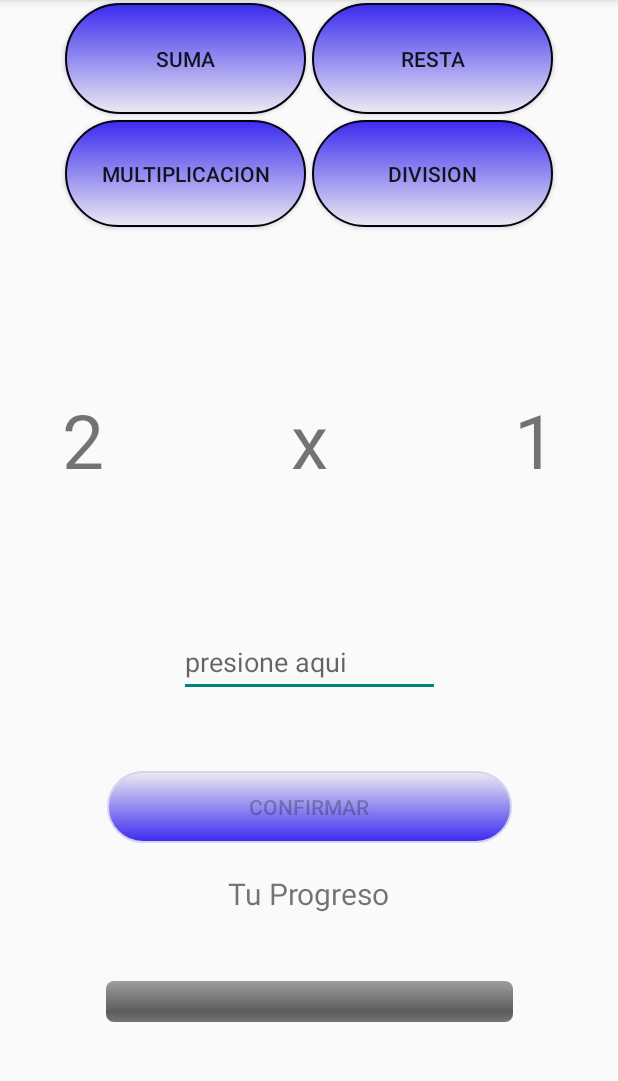
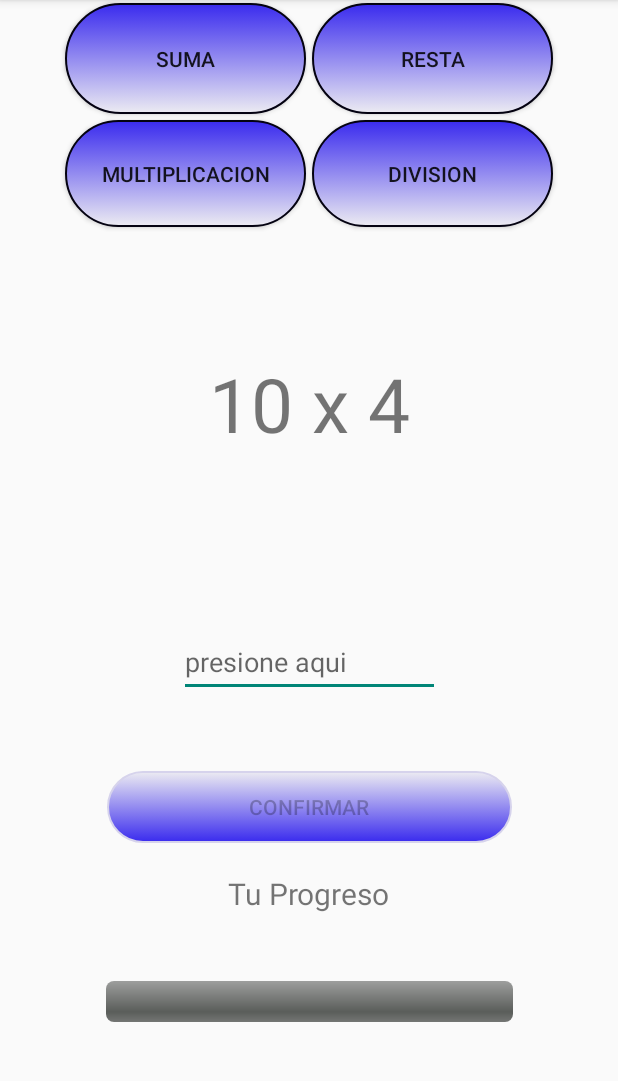
Before and after one commit to joni1023/LearnToMath, an Android app: the screen it shows after launch (MainActivity), after a tap on "MULTIPLICACION", on a phone screen of 412 x 824 dp, the part 84-1165 px from its top. Run offline under Robolectric (Android 15) with nearby library versions, the phone set to English and light mode, and no system bars; 2 other taps on this screen came first.

Commit message:
cambios anteriores

```diff
--- a/app/build.gradle
+++ b/app/build.gradle
@@ -22,6 +22,10 @@ android {
             proguardFiles getDefaultProguardFile('proguard-android-optimize.txt'), 'proguard-rules.pro'
         }
     }
+    compileOptions {
+        sourceCompatibility kotlin_version
+        targetCompatibility kotlin_version
+    }
 }
 
 dependencies {
--- a/app/src/main/java/com/example/mentalmath/MainActivity.kt
+++ b/app/src/main/java/com/example/mentalmath/MainActivity.kt
@@ -13,6 +13,9 @@ import kotlinx.android.synthetic.main.activity_main.*
 
 class MainActivity : AppCompatActivity(),View.OnClickListener {
         private var level:Int=0
+        private var operation:String ="+"
+        private lateinit var a:String
+        private lateinit var b:String
 
     override fun onCreate(savedInstanceState: Bundle?) {
         super.onCreate(savedInstanceState)
@@ -43,7 +46,7 @@ class MainActivity : AppCompatActivity(),View.OnClickListener {
     }
 
     override fun onClick(v: View) {
-        when (v!!.id){
+        when (v.id){
             R.id.btn_resta -> createResta()
             R.id.btn_suma -> createSuma()
             R.id.btn_confirm -> enviarResult()
@@ -56,24 +59,25 @@ class MainActivity : AppCompatActivity(),View.OnClickListener {
     }
 
     private fun createSuma(){
-        numOne.text= ((0..10).random()).toString()
-        numtwo.text= ((0..10).random()).toString()
-        signed.text="+"
+        a= ((0..10).random()).toString()
+        b= ((0..10).random()).toString()
+        operation="+"
+        cuenta.text=a+" "+operation+" "+b
 
     }
     private fun createResta(){
-        val primer:Int=(0..10).random()
-        numOne.text= primer.toString()
-        numtwo.text= ((0..primer).random()).toString()
-        signed.text="-"
+         a= (0..10).random().toString()
+         b= ((0..a.toInt()).random()).toString()
+        operation="-"
+        cuenta.text= a+" "+operation+" "+b
 
     }
 
     private fun createMultiplicacion(){
-        numOne.text=((0..3).random()).toString()
-        numtwo.text=((0..3).random()).toString()
-        signed.text="x"
-
+        a= ((0..10).random()).toString()
+        b= ((0..10).random()).toString()
+        operation="x"
+        cuenta.text=a+" "+operation+" "+b
     }
 
     private  fun createDivision(){
@@ -81,26 +85,21 @@ class MainActivity : AppCompatActivity(),View.OnClickListener {
         while (true){
             val dividendo:Int=(1..30).random()
             if(dividendo>divisor && dividendo%divisor==0){
-                numOne.text=dividendo.toString()
-                numtwo.text=divisor.toString()
-                signed.text ="/"
+                a=dividendo.toString()
+                b=divisor.toString()
+                operation="/"
+                cuenta.text=a+" "+operation+" "+b
                 break
             }
         }
     }
     private fun enviarResult() {
-        //--lower teclado
-        val inputMethodManager = getSystemService(Activity.INPUT_METHOD_SERVICE) as InputMethodManager
-        inputMethodManager.hideSoftInputFromWindow(btn_confirm.windowToken, 0)
-        //---
-        val num1: Int = Integer.parseInt(numOne.text.toString())
-        val num2: Int = Integer.parseInt(numtwo.text.toString())
-        val signo = signed.text.toString()
+
         val res: Int?
         if (result.text.toString().isNotEmpty()){
             res=Integer.parseInt(result.text.toString())
-            when (signo) {
-                "+" -> if (res == num1 + num2) {
+            when (operation) {
+                "+" -> if (res == a.toInt() + b.toInt()) {
                     correctoylimpiar()
                     progressBar.incrementProgressBy(10)
                     createSuma()
@@ -108,7 +107,7 @@ class MainActivity : AppCompatActivity(),View.OnClickListener {
                     incorrectoylimpiar()
                     createSuma()
                     }
-                "-" -> if (res == num1 - num2) {
+                "-" -> if (res == a.toInt() - b.toInt()) {
                     correctoylimpiar()
                     progressBar.incrementProgressBy(10)
                     createResta()
@@ -117,7 +116,7 @@ class MainActivity : AppCompatActivity(),View.OnClickListener {
                     createResta()
 
                     }
-                "/" -> if(res == num1/num2){
+                "/" -> if(res == a.toInt()/b.toInt()){
                     correctoylimpiar()
                     progressBar.incrementProgressBy(10)
                     createDivision()
@@ -125,7 +124,7 @@ class MainActivity : AppCompatActivity(),View.OnClickListener {
                     incorrectoylimpiar()
                     createDivision()
                     }
-                "x" -> if(res == num1*num2){
+                "x" -> if(res == a.toInt()*b.toInt()){
                     correctoylimpiar()
                     progressBar.incrementProgressBy(10)
                     createMultiplicacion()
--- a/app/src/main/res/layout/activity_main.xml
+++ b/app/src/main/res/layout/activity_main.xml
@@ -5,24 +5,6 @@
     android:layout_width="match_parent"
     android:layout_height="match_parent"
     tools:context=".MainActivity">
-
-    <TextView
-        android:id="@+id/numOne"
-        style="@style/textoprimario"
-        android:layout_marginTop="48dp"
-        android:text="@string/numero"
-        app:layout_constraintBottom_toTopOf="@+id/guideline12"
-        app:layout_constraintStart_toStartOf="@+id/guideline4"
-        app:layout_constraintTop_toTopOf="@+id/guideline" />
-
-    <TextView
-        android:id="@+id/numtwo"
-        style="@style/textoprimario"
-        android:layout_marginTop="48dp"
-        android:text="@string/numero"
-        app:layout_constraintBottom_toTopOf="@+id/guideline12"
-        app:layout_constraintEnd_toStartOf="@+id/guideline5"
-        app:layout_constraintTop_toTopOf="@+id/guideline" />
 
     <EditText
         android:id="@+id/result"
@@ -66,16 +48,6 @@
         app:layout_constraintStart_toStartOf="@+id/guideline6"
         app:layout_constraintTop_toTopOf="parent" />
 
-
-    <TextView
-        android:id="@+id/signed"
-        style="@style/textoprimario"
-        android:layout_marginTop="48dp"
-        android:text="@string/signo"
-        app:layout_constraintBottom_toTopOf="@+id/guideline12"
-        app:layout_constraintEnd_toStartOf="@+id/numtwo"
-        app:layout_constraintStart_toEndOf="@+id/numOne"
-        app:layout_constraintTop_toTopOf="@+id/guideline" />
 
     <ProgressBar
         android:id="@+id/progressBar"
@@ -203,5 +175,16 @@
         android:orientation="horizontal"
         app:layout_constraintGuide_percent="0.5" />
 
+    <TextView
+        android:id="@+id/cuenta"
+        android:layout_width="wrap_content"
+        android:layout_height="wrap_content"
+        android:text="@string/cuenta"
+        style="@style/textoprimario"
+        app:layout_constraintBottom_toTopOf="@+id/guideline12"
+        app:layout_constraintEnd_toStartOf="@+id/guideline5"
+        app:layout_constraintStart_toStartOf="@+id/guideline4"
+        app:layout_constraintTop_toTopOf="@+id/guideline" />
+
 
 </androidx.constraintlayout.widget.ConstraintLayout>
--- a/app/src/main/res/values/strings.xml
+++ b/app/src/main/res/values/strings.xml
@@ -1,10 +1,9 @@
 <resources>
     <string name="app_name">MentalMath</string>
-    <string name="numero">5</string>
+    <string name="cuenta">5 + 6</string>
     <string name="confirmar">confirmar</string>
     <string name="suma">suma</string>
     <string name="resta">resta</string>
-    <string name="signo">+</string>
     <string name="progreso">Tu Progreso</string>
     <string name="multiplicar">multiplicacion</string>
     <string name="division">division</string>
--- a/build.gradle
+++ b/build.gradle
@@ -1,12 +1,12 @@
 // Top-level build file where you can add configuration options common to all sub-projects/modules.
 buildscript {
-    ext.kotlin_version = "1.4.0"
+    ext.kotlin_version = "1.6.0"
     repositories {
         google()
         jcenter()
     }
     dependencies {
-        classpath "com.android.tools.build:gradle:4.0.0"
+        classpath 'com.android.tools.build:gradle:4.0.1'
         classpath "org.jetbrains.kotlin:kotlin-gradle-plugin:$kotlin_version"
 
         // NOTE: Do not place your application dependencies here; they belong
```
Also changed, not shown: gradle/wrapper/gradle-wrapper.properties, 2 other files.
